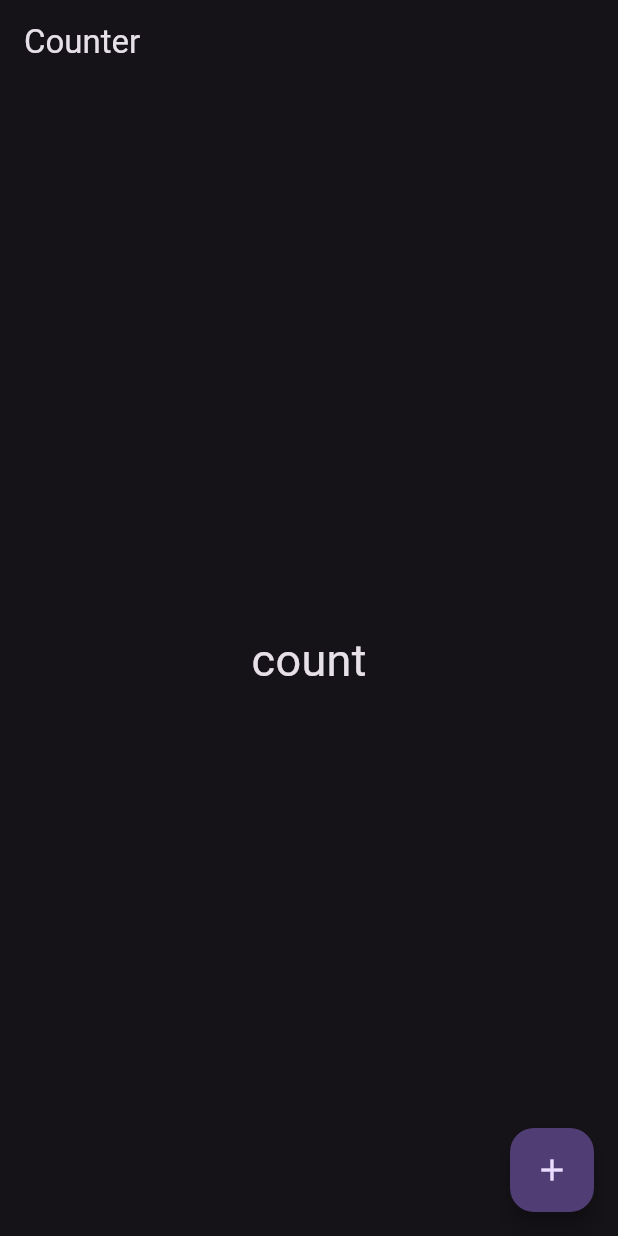
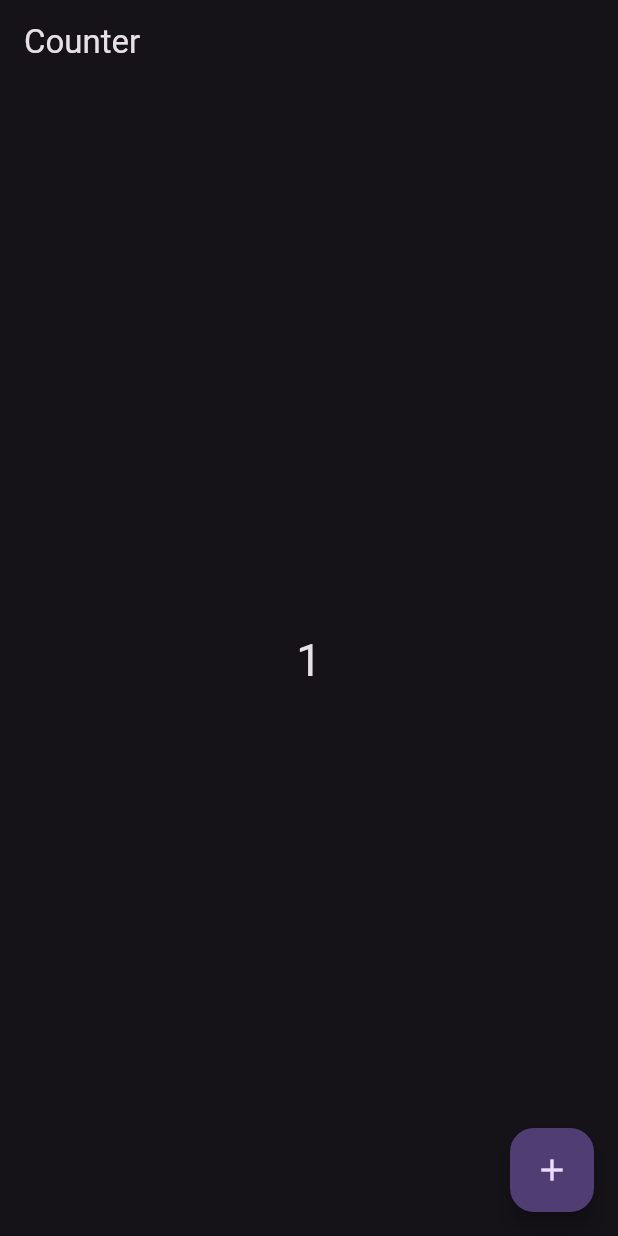
Before and after one commit to DiyaShajith/Flutter-Practice, a Flutter app: the screen it shows after launch, after a tap on the "add" icon, on a phone screen of 412 x 824 dp. Run offline on Flutter 3.47's test engine with Material 3 defaults, Android fonts, the phone set to English and light mode, and no system bars; our stand-ins replace fluttertoast, image_picker, lottie, shared_preferences; missing offline and left inert: text_marquee.

Commit message:
counterprovider completed

```diff
--- a/lib/counter_provider.dart
+++ b/lib/counter_provider.dart
@@ -1,22 +1,27 @@
 import 'package:flutter/material.dart';
+import 'package:provider/provider.dart';
 
 class CounterProvider extends StatelessWidget {
   const CounterProvider({super.key});
 
   @override
   Widget build(BuildContext context) {
+    print("build");
+    final countpro = Provider.of<CountProvider>(context,listen: false);
     return Scaffold(
       appBar: AppBar(
         title: const Text("Counter"),
       ),
-      body: const Center(
-        child: Text(
-          "count",
-          style: TextStyle(fontSize: 30),
-        ),
+      body: Center(
+        child: Consumer<CountProvider>(builder: (context, counter, child) => Text(
+         counter.countval.toString(),
+          style: const TextStyle(fontSize: 30),
+        ),)
       ),
       floatingActionButton: FloatingActionButton(
-        onPressed: () {},
+        onPressed: () {
+          countpro.increment();
+        },
         child: const Icon(Icons.add),
       ),
     );
--- a/lib/main.dart
+++ b/lib/main.dart
@@ -1,7 +1,7 @@
 import 'package:basic_widgets/counter_provider.dart';
-import 'package:basic_widgets/todo_app';
-import 'package:basic_widgets/todo_list.dart';
+
 import 'package:flutter/material.dart';
+import 'package:provider/provider.dart';
 
 void main() {
   runApp(const MyApp());
@@ -13,14 +13,17 @@ class MyApp extends StatelessWidget {
   // This widget is the root of your application.
   @override
   Widget build(BuildContext context) {
-    return MaterialApp(
+    return ChangeNotifierProvider(
+      create: (context) => CountProvider(),
+      child: MaterialApp(
         debugShowCheckedModeBanner: false,
         title: 'Flutter Demo',
         theme: ThemeData(
             colorScheme: ColorScheme.fromSeed(
                 seedColor: Colors.deepPurple, brightness: Brightness.dark),
             useMaterial3: true),
-      home:  CounterProvider(),
+        home: CounterProvider(),
+      ),
     );
   }
 }
--- a/pubspec.yaml
+++ b/pubspec.yaml
@@ -36,6 +36,7 @@ dependencies:
   image_picker: ^1.1.2
   intl: ^0.19.0
   lottie: ^3.1.2
+  provider: ^6.1.2
   shared_preferences: ^2.3.1
   text_marquee: ^0.0.2
   url_launcher: ^6.3.0
```
Also changed, not shown: pubspec.lock. Lines whose indentation alone changed are shown as unchanged.
